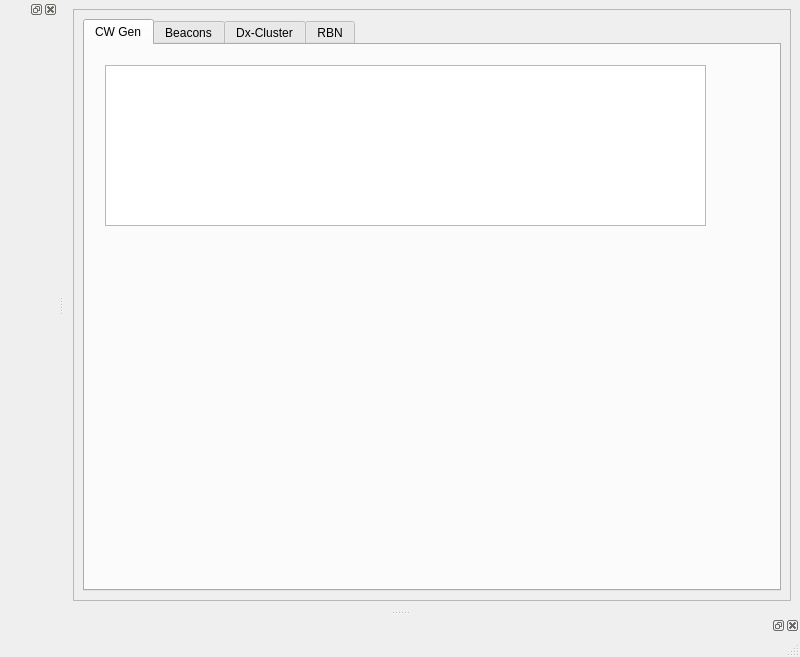
Old version of the form ContestUi.ui in the repository timseed/Contest.
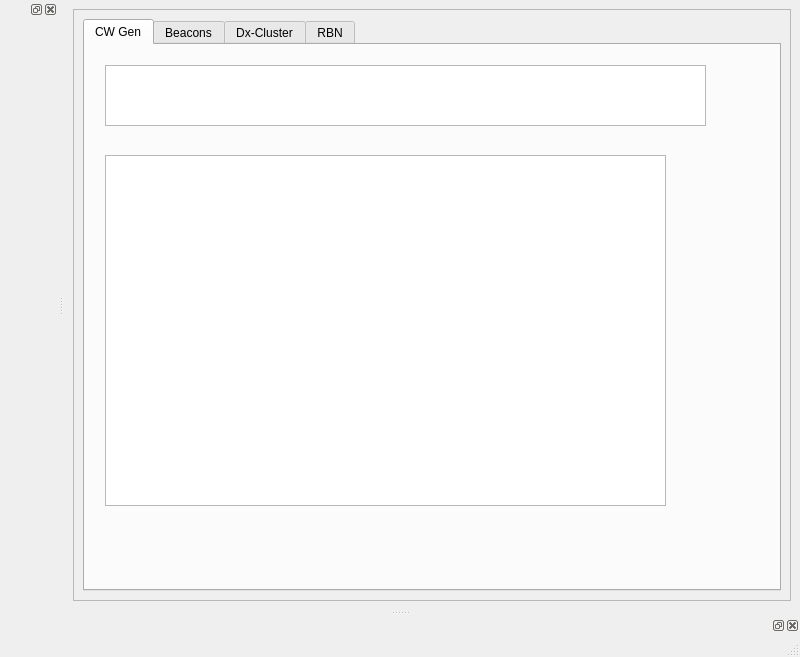
New version of the form. The open tabs and pages were chosen to show the change.

Commit message: Basic Stats now there - needs to be prettier

```diff
--- a/ContestUi.ui
+++ b/ContestUi.ui
@@ -39,7 +39,17 @@
              <x>20</x>
              <y>20</y>
              <width>601</width>
-             <height>161</height>
+             <height>61</height>
+            </rect>
+           </property>
+          </widget>
+          <widget class="QTextEdit" name="stats">
+           <property name="geometry">
+            <rect>
+             <x>20</x>
+             <y>110</y>
+             <width>561</width>
+             <height>351</height>
             </rect>
            </property>
           </widget>
```
Left out of the diff: 2 changed lines with no effect on the pictures. The commit also changes 5 other files.
